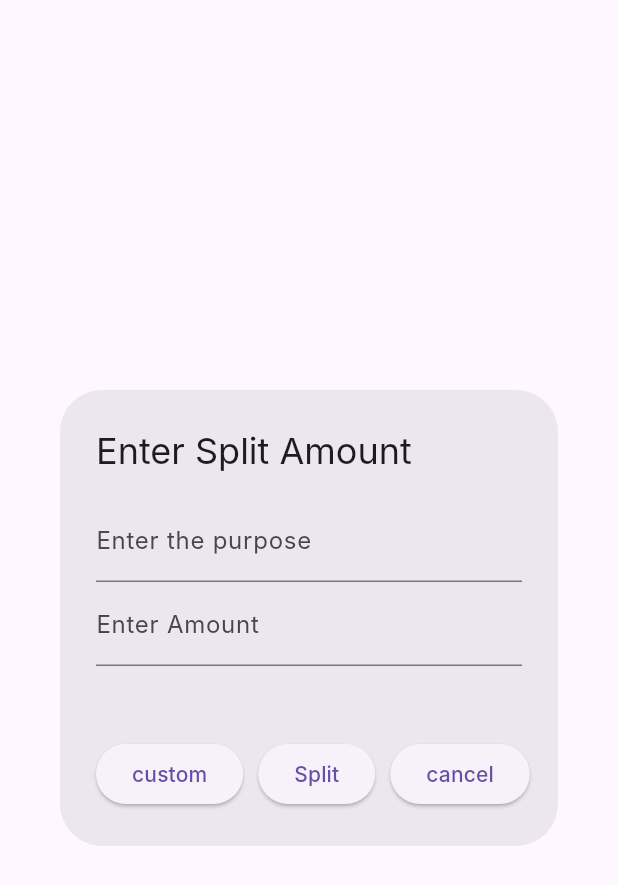
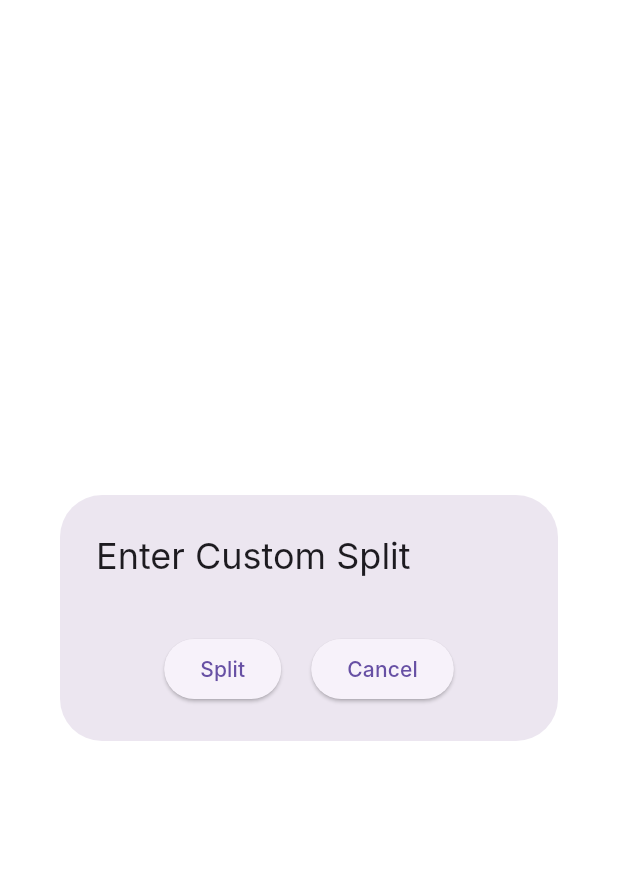
Before and after one commit to vishruth555/constraint, a Flutter app: the SplitBillPopup widget shown alone on an empty page, opened directly with empty values, after a tap on "custom", on a phone screen of 412 x 824 dp. Shown: the top 885 px of the screen. Run offline on Flutter 3.47's test engine with Material 3 defaults, Android fonts, the phone set to English and light mode, and no system bars; our stand-ins replace fl_chart, shared_preferences; accounts and stored records are empty; Roboto replaces fonts that are missing (Inter).

Commit message:
added custom split

```diff
--- a/lib/dataModel.dart
+++ b/lib/dataModel.dart
@@ -20,12 +20,14 @@ class Member {
   String name;
   double budget;
   double? totalBudget;
+  double? temp;
 
   Member(
       {required this.id,
       required this.budget,
       required this.name,
-      this.totalBudget});
+      this.totalBudget,
+      this.temp});
 }
 
 class Expense {
--- a/lib/splitBillPopup.dart
+++ b/lib/splitBillPopup.dart
@@ -1,3 +1,6 @@
+import 'dart:ffi';
+import 'dart:math';
+
 import 'package:constraint/dataModel.dart';
 import 'package:constraint/state_management.dart';
 import 'package:flutter/material.dart';
@@ -57,7 +60,22 @@ class _SplitBillPopupState extends State<SplitBillPopup> {
                   const SizedBox(height: 16),
                   Row(
                     children: [
-                      ElevatedButton(onPressed: () {}, child: Text('custom')),
+                      ElevatedButton(
+                          onPressed: () {
+                            // Navigator.pop(context);
+                            // Push a new route to enter custom values for each member
+                            Navigator.push(
+                                context,
+                                MaterialPageRoute(
+                                  builder: (context) => CustomSplitPopup(
+                                    groupId: widget.id,
+                                    group: widget.group,
+                                    amount: amount,
+                                    title: _subjectEditingController.text,
+                                  ),
+                                ));
+                          },
+                          child: Text('custom')),
                       SizedBox(
                         width: 10,
                       ),
@@ -107,3 +125,106 @@ class _SplitBillPopupState extends State<SplitBillPopup> {
     super.dispose();
   }
 }
+
+class CustomSplitPopup extends StatelessWidget {
+  final int groupId;
+  final Group group;
+  final double amount;
+  final String title;
+
+  const CustomSplitPopup(
+      {required this.group,
+      required this.amount,
+      required this.title,
+      required this.groupId});
+
+  @override
+  Widget build(BuildContext context) {
+    final members = group.members;
+    final obj = context.read<Manager>();
+    return Consumer<Manager>(
+        builder: (context, value, child) => AlertDialog(
+              title: Text('Enter Custom Split'),
+              content: SizedBox(
+                width: MediaQuery.of(context).size.width,
+                child: Column(
+                  mainAxisSize: MainAxisSize.min,
+                  children: [
+                    for (final member in members!)
+                      Row(
+                        mainAxisAlignment: MainAxisAlignment.end,
+                        children: [
+                          Container(
+                              width: MediaQuery.of(context).size.width * 0.2,
+                              child: Text(member.name)),
+                          Expanded(
+                            child: TextField(
+                              decoration: InputDecoration(
+                                  labelText: 'Enter amount for ${member.name}'),
+                              keyboardType: TextInputType.number,
+                              onChanged: (value) {
+                                member.temp = double.parse(value);
+                                // Handle custom amount input for each member
+                              },
+                            ),
+                          ),
+                        ],
+                      ),
+                    SizedBox(
+                      height: 20,
+                    ),
+                    Row(
+                      mainAxisAlignment: MainAxisAlignment.center,
+                      children: [
+                        ElevatedButton(
+                          onPressed: () {
+                            // Handle custom split logic here
+                            double expense = 0;
+                            for (Member member in members) {
+                              member.budget -= member.temp ?? 0;
+                              expense += member.temp ?? 0;
+                            }
+                            obj.groups[groupId].members = members;
+                            obj.groups[groupId].totalBudget =
+                                (obj.groups[groupId].totalBudget! - expense)!;
+                            print('check here');
+                            print(expense);
+                            print(obj.groups[groupId].totalBudget);
+
+                            final expenses = obj.groups[groupId].expenses ?? [];
+                            final len = expenses.length;
+                            Expense customExpense = Expense(
+                              id: len,
+                              title: title,
+                              amount: expense,
+                              time: DateTime.now(),
+                            );
+                            // obj.addExpense(widget.id, expense);
+                            expenses.add(customExpense);
+
+                            obj.groups[groupId].expenses = expenses;
+
+                            obj.notifyListeners();
+                            Navigator.pop(context);
+                            Navigator.pop(context);
+                          },
+                          child: Text('Split'),
+                        ),
+                        SizedBox(
+                          width: 20,
+                        ),
+                        ElevatedButton(
+                          onPressed: () {
+                            // Handle custom split logic here
+                            Navigator.pop(context);
+                          },
+                          child: Text('Cancel'),
+                        ),
+                      ],
+                    ),
+                  ],
+                ),
+              ),
+            ));
+  }
+}
--- a/lib/state_management.dart
+++ b/lib/state_management.dart
@@ -58,6 +58,11 @@ class Manager extends ChangeNotifier {
     notifyListeners();
   }
 
+  // void customExpense(int id, List<Expense> expenses) {
+  //   _groups[id].expenses = expenses;
+  //   notifyListeners();
+  // }
+
   void addMembersAndBudget(int index, List<Member> members) {
     _groups[index].members = members;
     double _totalBudget = 0;
```
